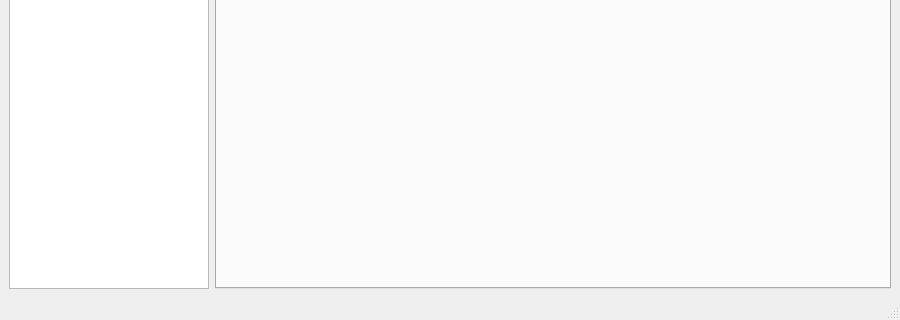
This is ui/main.ui in Jan5u/jakki as Qt 5 draws it before an edit; both pictures show x 0 to 900 and y 280 to 600 of the 900 by 600 pixel window. The edited form follows.
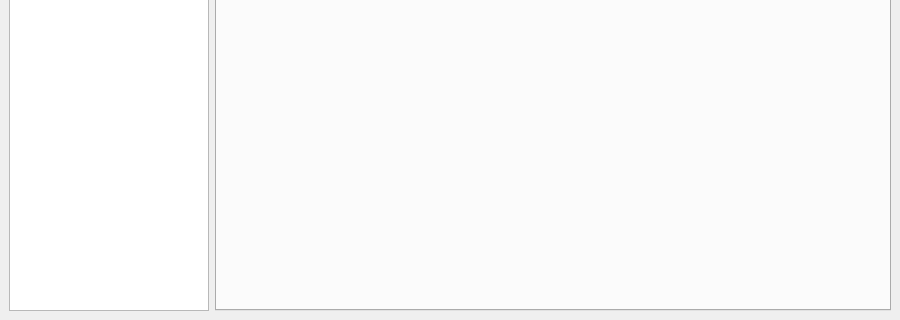
This is the edited form.

Patch:
```diff
--- a/ui/main.ui
+++ b/ui/main.ui
@@ -36,6 +36,12 @@
     </item>
     <item>
      <widget class="QTabWidget" name="tabWidget">
+      <property name="layoutDirection">
+       <enum>Qt::LayoutDirection::LeftToRight</enum>
+      </property>
+      <property name="tabShape">
+       <enum>QTabWidget::TabShape::Rounded</enum>
+      </property>
       <property name="currentIndex">
        <number>0</number>
       </property>
@@ -86,7 +92,6 @@
    <addaction name="menuPreferences"/>
    <addaction name="menuHelp"/>
   </widget>
-  <widget class="QStatusBar" name="statusbar"/>
   <action name="actionNew_Connection">
    <property name="text">
     <string>New Connection</string>
```
Left out of the diff: 2 changed lines with no effect on the pictures.
